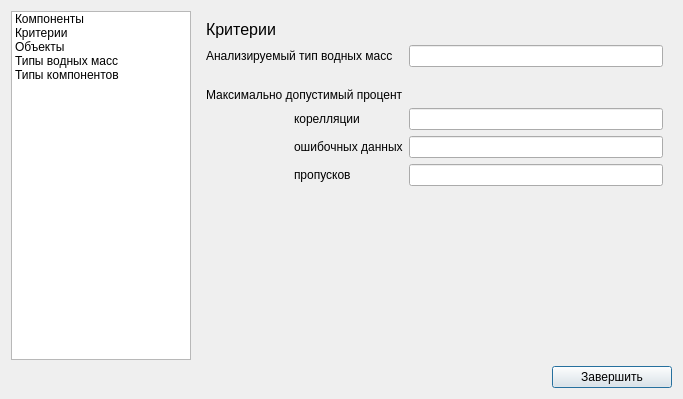
This is editor.ui in ArtemHodeev/Gidrolog as Qt 5 draws it before an edit. The edited form follows.
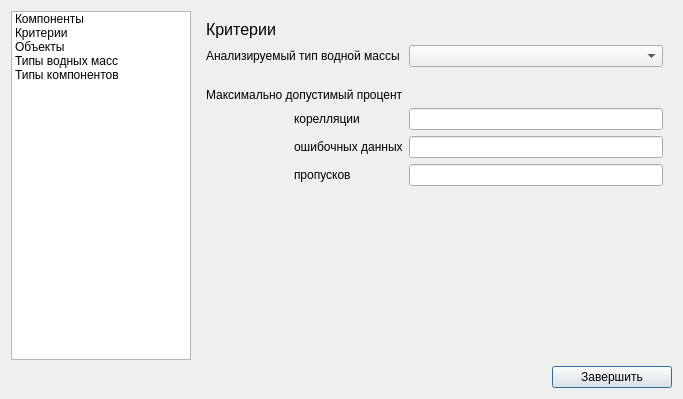
This is the edited form. The open tabs and pages were chosen to show the change.

Commit message: #10 Обговления: Реализовано редактирование критериев. В Редакторе в разделе 'Критерии' можно указать коэффициенты максимально допустимой корелляции, процет пропусков данных, коэффициент ошибочных данных, а также указать анализируемый тип водной массы

What changed in the file:
```diff
--- a/editor.ui
+++ b/editor.ui
@@ -162,9 +162,6 @@
          </property>
         </widget>
        </item>
-       <item row="1" column="2">
-        <widget class="QLineEdit" name="lineEdit_analitic_type"/>
-       </item>
        <item row="7" column="2">
         <spacer name="verticalSpacer_2">
          <property name="orientation">
@@ -181,7 +178,7 @@
        <item row="1" column="0" colspan="2">
         <widget class="QLabel" name="label_analitic_type">
          <property name="text">
-          <string>Анализируемый тип водных масс</string>
+          <string>Анализируемый тип водной массы</string>
          </property>
         </widget>
        </item>
@@ -208,6 +205,9 @@
          </property>
         </spacer>
        </item>
+       <item row="1" column="2">
+        <widget class="QComboBox" name="comboBox"/>
+       </item>
       </layout>
      </widget>
      <widget class="QWidget" name="page_3">
```
Left out of the diff: 2 changed lines with no effect on the pictures. The commit also changes 5 other files.
